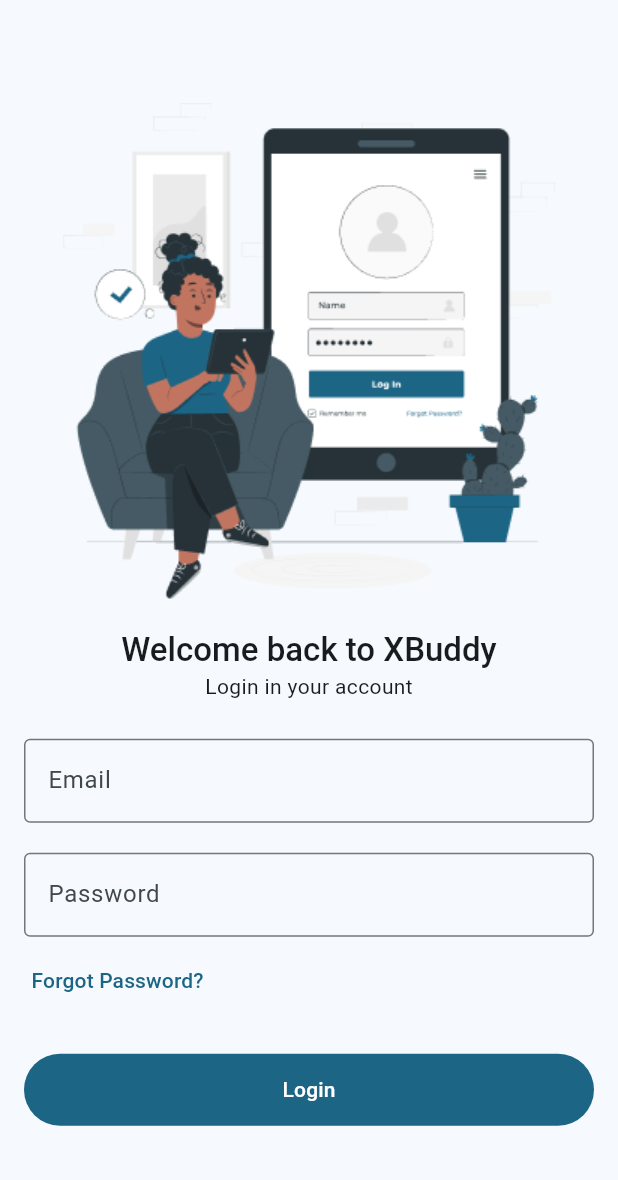
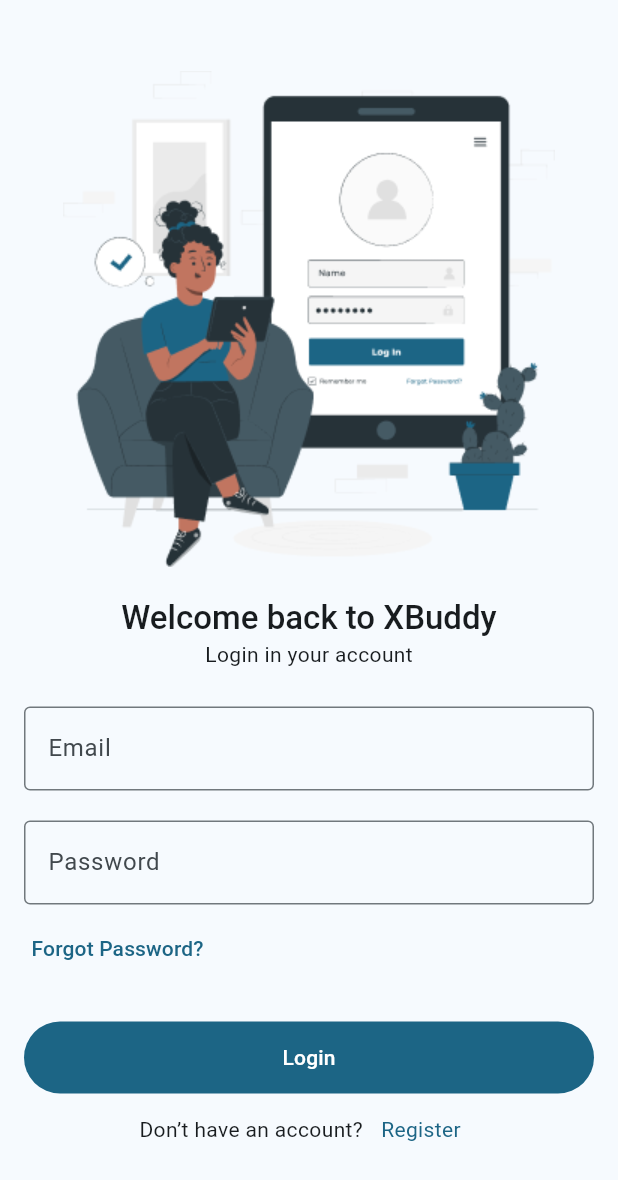
Before and after one commit to AgusDharmaUDEL93/X-Buddy, a Flutter app: the screen it shows after launch, on a phone screen of 412 x 824 dp. Shown: the top 1180 px of the screen. Run offline on Flutter 3.47's test engine with Material 3 defaults, Android fonts, the phone set to English and light mode, and no system bars; our stand-ins replace firebase_core, get; accounts and stored records are empty.

Commit message:
fixing login view appbar

```diff
--- a/lib/app/modules/login/views/login_view.dart
+++ b/lib/app/modules/login/views/login_view.dart
@@ -1,6 +1,7 @@
 import 'package:flutter/material.dart';
 
 import 'package:get/get.dart';
+import 'package:x_buddy/app/routes/app_pages.dart';
 
 import '../controllers/login_controller.dart';
 
@@ -9,6 +10,10 @@ class LoginView extends GetView<LoginController> {
   @override
   Widget build(BuildContext context) {
     return Scaffold(
+      extendBodyBehindAppBar: true,
+      appBar: AppBar(
+        backgroundColor: Colors.transparent,
+      ),
       body: Padding(
         padding: const EdgeInsets.symmetric(horizontal: 16),
         child: Container(
@@ -94,9 +99,27 @@ class LoginView extends GetView<LoginController> {
                         ),
                       ),
                     ),
-                    SizedBox(
-                      height: 5,
-                    ),
+                    Row(
+                      mainAxisAlignment: MainAxisAlignment.center,
+                      crossAxisAlignment: CrossAxisAlignment.center,
+                      children: [
+                        Text("Don’t have an account?"),
+                        TextButton(
+                          onPressed: () {
+                            Get.toNamed(Routes.REGISTER);
+                          },
+                          child: Text(
+                            "Register",
+                            style: Theme.of(context)
+                                .textTheme
+                                .bodyMedium
+                                ?.copyWith(
+                                  color: Theme.of(context).colorScheme.primary,
+                                ),
+                          ),
+                        )
+                      ],
+                    )
                   ],
                 ),
               ),
```
